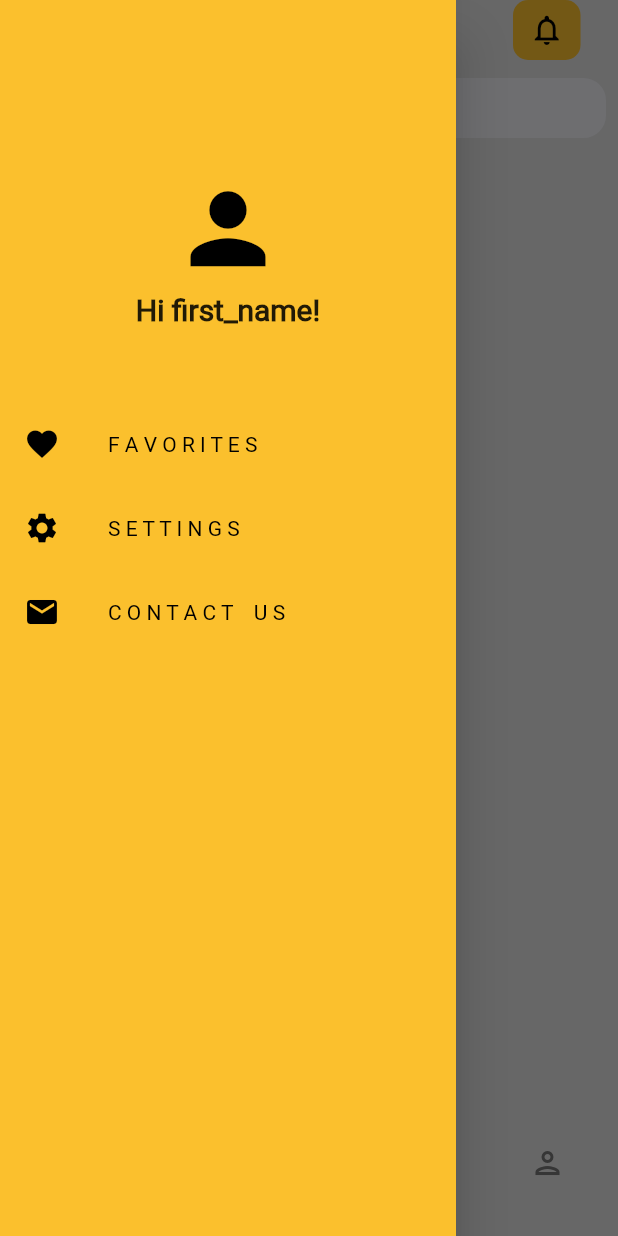
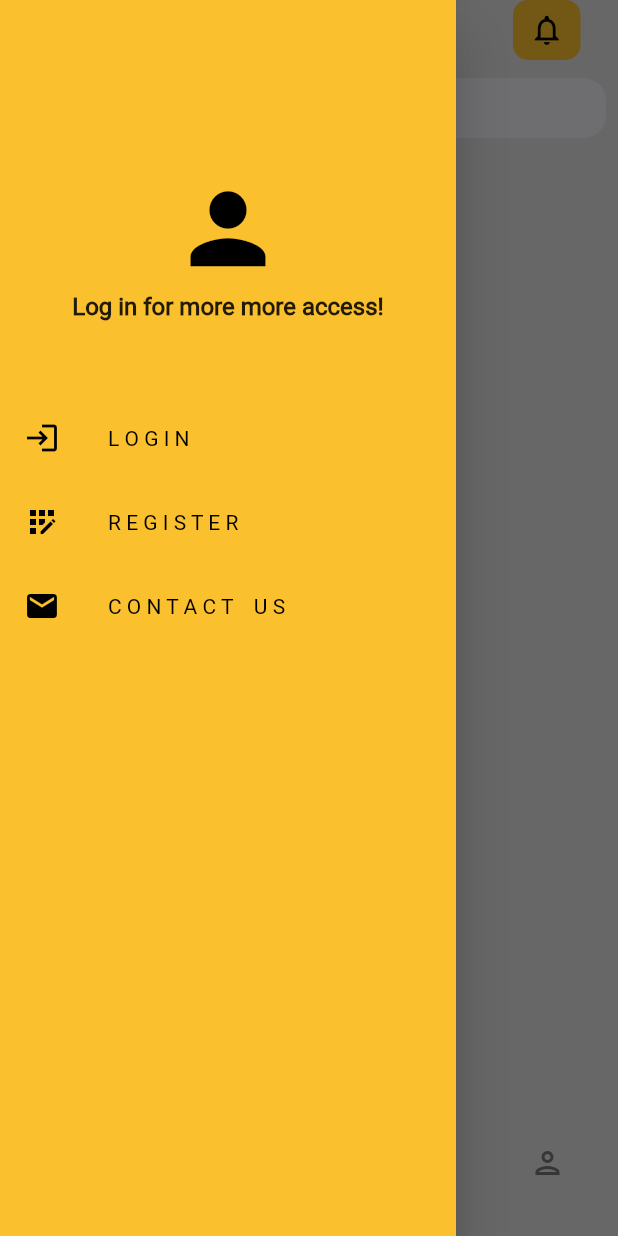
Before and after one commit to BLoushi52/3idda-App, a Flutter app: the HomeScreen screen opened by its route, with the side drawer open, on a phone screen of 412 x 824 dp. Run offline on Flutter 3.47's test engine with Material 2 defaults, Android fonts, the phone set to English and light mode, and no system bars; drawn by our look-alikes of google_nav_bar, liquid_pull_to_refresh; our stand-ins replace dio, flutter_animate, flutter_slidable, go_router, jwt_decoder, responsive_builder and 1 more; accounts and stored records are empty; network calls fail.

Commit message:
drawer now customized for logged in or guest

```diff
--- a/lib/main.dart
+++ b/lib/main.dart
@@ -2,10 +2,12 @@ import 'package:flutter/material.dart';
 import 'package:go_router/go_router.dart';
 import 'package:provider/provider.dart';
 import 'package:rental_app/providers/auth_provider.dart';
+import 'package:rental_app/screen/item_detail.dart';
 import 'package:rental_app/screen/login_page.dart';
 import '../widgets/splash_screen.dart';
 import 'package:rental_app/providers/category_provider.dart';
 import 'package:rental_app/providers/item_provider.dart';
+import 'model/item_model.dart';
 import 'screen/home_screen.dart';
 import 'screen/register_page.dart';
 
@@ -58,6 +60,12 @@ final router = GoRouter(
       path: '/register',
       builder: (context, state) => RegisterPage(),
     ),
+    GoRoute(
+      path: '/item_detail',
+      builder: (context, state) => ItemDetail(
+        item: state.extra as Item,
+      ),
+    ),
   ],
 );
 
--- a/lib/providers/auth_provider.dart
+++ b/lib/providers/auth_provider.dart
@@ -7,6 +7,7 @@ import '../client.dart';
 
 class AuthProvider extends ChangeNotifier {
   String? username;
+  String? firstName;
 
   Future<bool> register({
     required String username,
@@ -55,8 +56,8 @@ class AuthProvider extends ChangeNotifier {
 
     var tokenMap = JwtDecoder.decode(token);
     username = tokenMap['username'];
+    firstName = tokenMap['first_name'];
     notifyListeners();
-    print(username); // for testing
     return true;
   }
 
--- a/lib/screen/home_screen.dart
+++ b/lib/screen/home_screen.dart
@@ -1,18 +1,12 @@
 import 'package:flutter/material.dart';
 import 'package:google_nav_bar/google_nav_bar.dart';
-import 'package:liquid_pull_to_refresh/liquid_pull_to_refresh.dart';
-import 'package:provider/provider.dart';
 import 'package:rental_app/constraints.dart';
-import 'package:rental_app/providers/item_provider.dart';
 import 'package:rental_app/screen/pages/Home.dart';
 import 'package:rental_app/screen/pages/account.dart';
 import 'package:rental_app/screen/pages/equipment.dart';
 import 'package:rental_app/screen/pages/rentals.dart';
-import 'package:rental_app/screen/widgets/user_drawer.dart';
+import 'package:rental_app/widgets/my_drawe.dart';
 import 'package:responsive_builder/responsive_builder.dart';
-
-import '../util/my_tile.dart';
-import 'widgets/guest_drawer.dart';
 
 class HomeScreen extends StatefulWidget {
   const HomeScreen({super.key});
@@ -111,7 +105,7 @@ class _HomeScreenState extends State<HomeScreen> {
                             }
                           })))),
           drawer:
-              MyUserDrawer(), //*    <----- CHANGE DRAWER WIDGET IF GUEST/SIGNED IN
+              MyDrawer(), //*    <----- CHANGE DRAWER WIDGET IF GUEST/SIGNED IN
           // bottomNavigationBar: _bottomNav(sizingInformation), //* <-- OLD BOTTOM NAV
           // bottomNavigationBar: BottomNavigationBar(   //*  <-- NAV BAR 2
           //   selectedItemColor: Colors.black,
--- a/lib/screen/widgets/user_drawer.dart
+++ /dev/null
@@ -1,100 +0,0 @@
-import 'package:flutter/material.dart';
-
-class MyUserDrawer extends StatelessWidget {
-  const MyUserDrawer({super.key});
-
-  @override
-  Widget build(BuildContext context) {
-    return Drawer(
-      backgroundColor: Colors.yellow[700], //*   <------ Previously grey[300]
-      child: Column(children: [
-        Padding(
-          padding: const EdgeInsets.only(
-            top: 115,
-            bottom: 50,
-          ),
-          child: Column(
-            children: [
-              Icon(
-                Icons.person,
-                size: 75,
-                color: Colors.black,
-              ),
-              SizedBox(
-                height: 5,
-              ),
-              Text(
-                'Hi first_name!',
-                style: TextStyle(
-                  fontSize: 20,
-                  fontWeight: FontWeight.bold,
-                ),
-              ),
-            ],
-          ),
-        ),
-        GestureDetector(
-          child: ListTile(
-            leading: Icon(
-              Icons.favorite,
-              color: Colors.black,
-            ),
-            title: Text(
-              'F A V O R I T E S',
-              style: TextStyle(
-                color: Colors.black,
-              ),
-            ),
-          ),
-          onTap: () {},
-        ),
-        GestureDetector(
-          child: ListTile(
-            leading: Icon(
-              Icons.settings,
-              color: Colors.black,
-            ),
-            title: Text(
-              'S E T T I N G S',
-              style: TextStyle(
-                color: Colors.black,
-              ),
-            ),
-          ),
-          onTap: () {},
-        ),
-        GestureDetector(
-          child: ListTile(
-            leading: Icon(
-              Icons.mail,
-              color: Colors.black,
-            ),
-            title: Text(
-              'C O N T A C T    U S',
-              style: TextStyle(
-                color: Colors.black,
-              ),
-            ),
-          ),
-          onTap: () {},
-        ),
-        SizedBox(height: 375),
-        GestureDetector(
-          child: ListTile(
-            leading: Icon(
-              Icons.logout,
-              color: Colors.black,
-            ),
-            title: Text(
-              'L O G O U T',
-              style: TextStyle(
-                color: Colors.black,
-              ),
-            ),
-          ),
-          onTap: () {},
-        ),
-      ]),
-    );
-  }
-}
--- /dev/null
+++ b/lib/widgets/my_drawe.dart
@@ -0,0 +1,158 @@
+import 'package:flutter/material.dart';
+import 'package:go_router/go_router.dart';
+import 'package:provider/provider.dart';
+
+import '../providers/auth_provider.dart';
+
+class MyDrawer extends StatefulWidget {
+  const MyDrawer({super.key});
+
+  @override
+  State<MyDrawer> createState() => _MyDrawerState();
+}
+
+class _MyDrawerState extends State<MyDrawer> {
+  @override
+  Widget build(BuildContext context) {
+    return Drawer(
+      backgroundColor: Colors.yellow[700], //*   <------ Previously grey[300]
+      child: Column(children: [
+        Padding(
+          padding: const EdgeInsets.only(
+            top: 115,
+            bottom: 50,
+          ),
+          child: Column(
+            children: [
+              Icon(
+                Icons.person,
+                size: 75,
+                color: Colors.black,
+              ),
+              SizedBox(
+                height: 5,
+              ),
+              context.watch<AuthProvider>().username != null
+                  ? Text(
+                      'Welcome ${context.watch<AuthProvider>().firstName}',
+                      style: TextStyle(
+                        fontSize: 20,
+                        fontWeight: FontWeight.bold,
+                      ),
+                    )
+                  : Text(
+                      'Log in for more more access!',
+                      style: TextStyle(
+                        fontSize: 16,
+                        fontWeight: FontWeight.bold,
+                      ),
+                    ),
+            ],
+          ),
+        ),
+        if (context.watch<AuthProvider>().username != null)
+          GestureDetector(
+            child: ListTile(
+              leading: Icon(
+                Icons.favorite,
+                color: Colors.black,
+              ),
+              title: Text(
+                'F A V O R I T E S',
+                style: TextStyle(
+                  color: Colors.black,
+                ),
+              ),
+            ),
+            onTap: () {},
+          ),
+        if (context.watch<AuthProvider>().username != null)
+          GestureDetector(
+            child: ListTile(
+              leading: Icon(
+                Icons.settings,
+                color: Colors.black,
+              ),
+              title: Text(
+                'S E T T I N G S',
+                style: TextStyle(
+                  color: Colors.black,
+                ),
+              ),
+            ),
+            onTap: () {},
+          ),
+        if (context.watch<AuthProvider>().username == null)
+          GestureDetector(
+            child: ListTile(
+              leading: Icon(
+                Icons.login,
+                color: Colors.black,
+              ),
+              title: Text(
+                'L O G I N',
+                style: TextStyle(
+                  color: Colors.black,
+                ),
+              ),
+            ),
+            onTap: () {
+              context.push('/login');
+            },
+          ),
+        if (context.watch<AuthProvider>().username == null)
+          GestureDetector(
+            child: ListTile(
+              leading: Icon(
+                Icons.app_registration,
+                color: Colors.black,
+              ),
+              title: Text(
+                'R E G I S T E R',
+                style: TextStyle(
+                  color: Colors.black,
+                ),
+              ),
+            ),
+            onTap: () {
+              context.push('/register');
+            },
+          ),
+        GestureDetector(
+          child: ListTile(
+            leading: Icon(
+              Icons.mail,
+              color: Colors.black,
+            ),
+            title: Text(
+              'C O N T A C T    U S',
+              style: TextStyle(
+                color: Colors.black,
+              ),
+            ),
+          ),
+          onTap: () {},
+        ),
+        SizedBox(height: 375),
+        if (context.watch<AuthProvider>().username != null)
+          GestureDetector(
+            child: ListTile(
+              leading: Icon(
+                Icons.logout,
+                color: Colors.black,
+              ),
+              title: Text(
+                'L O G O U T',
+                style: TextStyle(
+                  color: Colors.black,
+                ),
+              ),
+            ),
+            onTap: () {
+              context.read<AuthProvider>().logout();
+            },
+          ),
+      ]),
+    );
+  }
+}
```
Also changed, not shown: lib/screen/edit_delete_scrollabel.dart (added, +200 -0 lines), lib/screen/item_detail.dart (added, +15 -0 lines), lib/widgets/change_theme_button_widget.dart (renamed from lib/screen/widgets/change_theme_button_widget.dart), lib/widgets/guest_drawer.dart (renamed from lib/screen/widgets/guest_drawer.dart).
